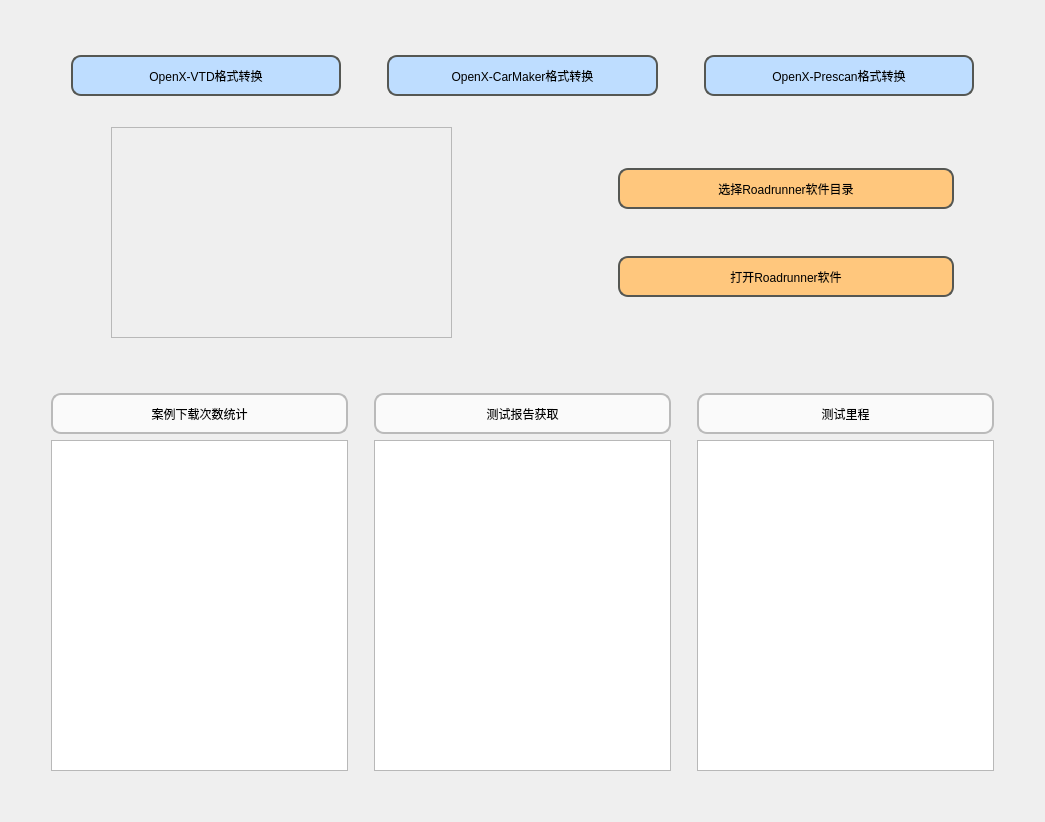
The window that OpenX/window/window_main.ui (iMustanga/OpenX_File_Change) describes before a commit, drawn with Qt 5.
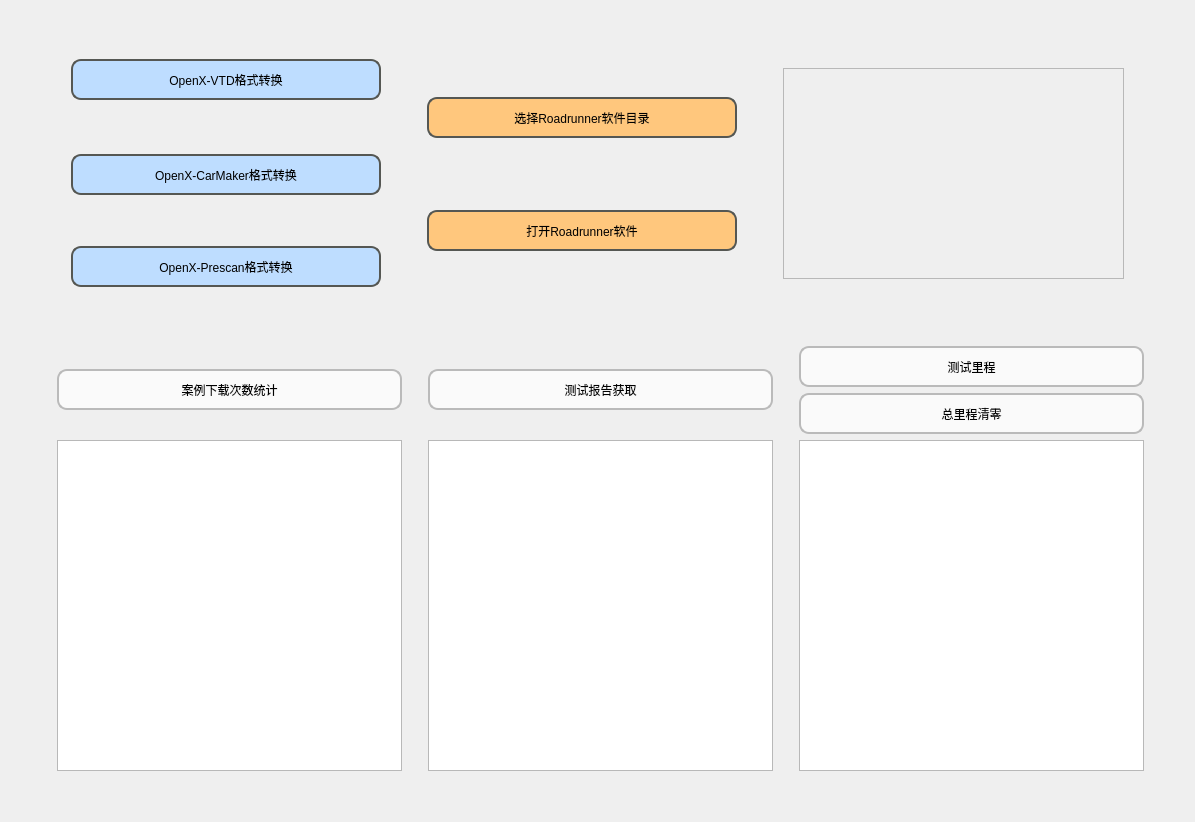
The same window after the commit. Icons and pictures are not drawn.

Commit message: Update main window

The edit to the form file:
```diff
--- a/OpenX/window/window_main.ui
+++ b/OpenX/window/window_main.ui
@@ -6,7 +6,7 @@
    <rect>
     <x>0</x>
     <y>0</y>
-    <width>1045</width>
+    <width>1195</width>
     <height>822</height>
    </rect>
   </property>
@@ -19,9 +19,9 @@
   <property name="windowTitle">
    <string>OpenX</string>
   </property>
-  <layout class="QGridLayout" name="gridLayout_3">
-   <item row="7" column="2">
-    <spacer name="horizontalSpacer_16">
+  <layout class="QGridLayout" name="gridLayout_2">
+   <item row="0" column="2" colspan="2">
+    <spacer name="horizontalSpacer_15">
      <property name="orientation">
       <enum>Qt::Horizontal</enum>
      </property>
@@ -33,153 +33,7 @@
      </property>
     </spacer>
    </item>
-   <item row="5" column="1">
-    <spacer name="verticalSpacer_3">
-     <property name="orientation">
-      <enum>Qt::Vertical</enum>
-     </property>
-     <property name="sizeHint" stdset="0">
-      <size>
-       <width>20</width>
-       <height>40</height>
-      </size>
-     </property>
-    </spacer>
-   </item>
-   <item row="6" column="2">
-    <layout class="QGridLayout" name="gridLayout_2">
-     <item row="0" column="0">
-      <widget class="QPushButton" name="case_down">
-       <property name="minimumSize">
-        <size>
-         <width>281</width>
-         <height>41</height>
-        </size>
-       </property>
-       <property name="styleSheet">
-        <string notr="true">QPushButton{
-border:2px solid rgb(186,186,186);
-background-color: rgb(250,250,250);
-border-radius:10px
-}
-QPushButton:hover{
-border:2px solid rgb(186,186,186);
-background-color: rgb(240, 240, 240);
-border-radius:10px;}
-QPushButton:pressed{
-border:2px solid rgb(186,186,186);
-background-color: rgb(211, 215, 207);
-border-radius:10px;
-}</string>
-       </property>
-       <property name="text">
-        <string>案例下载次数统计</string>
-       </property>
-      </widget>
-     </item>
-     <item row="0" column="4">
-      <widget class="QPushButton" name="range">
-       <property name="minimumSize">
-        <size>
-         <width>281</width>
-         <height>41</height>
-        </size>
-       </property>
-       <property name="styleSheet">
-        <string notr="true">QPushButton{
-border:2px solid rgb(186,186,186);
-background-color: rgb(250,250,250);
-border-radius:10px
-}
-QPushButton:hover{
-border:2px solid rgb(186,186,186);
-background-color: rgb(240, 240, 240);
-border-radius:10px;}
-QPushButton:pressed{
-border:2px solid rgb(186,186,186);
-background-color: rgb(211, 215, 207);
-border-radius:10px;
-}</string>
-       </property>
-       <property name="text">
-        <string>测试里程</string>
-       </property>
-      </widget>
-     </item>
-     <item row="2" column="0">
-      <widget class="QListWidget" name="case_download_show">
-       <property name="minimumSize">
-        <size>
-         <width>0</width>
-         <height>331</height>
-        </size>
-       </property>
-      </widget>
-     </item>
-     <item row="2" column="4">
-      <widget class="QListWidget" name="range_show"/>
-     </item>
-     <item row="0" column="2">
-      <widget class="QPushButton" name="report">
-       <property name="minimumSize">
-        <size>
-         <width>281</width>
-         <height>41</height>
-        </size>
-       </property>
-       <property name="styleSheet">
-        <string notr="true">QPushButton{
-border:2px solid rgb(186,186,186);
-background-color: rgb(250,250,250);
-border-radius:10px
-}
-QPushButton:hover{
-border:2px solid rgb(186,186,186);
-background-color: rgb(240, 240, 240);
-border-radius:10px;}
-QPushButton:pressed{
-border:2px solid rgb(186,186,186);
-background-color: rgb(211, 215, 207);
-border-radius:10px;
-}</string>
-       </property>
-       <property name="text">
-        <string>测试报告获取</string>
-       </property>
-      </widget>
-     </item>
-     <item row="2" column="2">
-      <widget class="QListWidget" name="report_show"/>
-     </item>
-     <item row="0" column="1">
-      <spacer name="verticalSpacer_7">
-       <property name="orientation">
-        <enum>Qt::Vertical</enum>
-       </property>
-       <property name="sizeHint" stdset="0">
-        <size>
-         <width>20</width>
-         <height>40</height>
-        </size>
-       </property>
-      </spacer>
-     </item>
-     <item row="0" column="3">
-      <spacer name="verticalSpacer_8">
-       <property name="orientation">
-        <enum>Qt::Vertical</enum>
-       </property>
-       <property name="sizeHint" stdset="0">
-        <size>
-         <width>20</width>
-         <height>40</height>
-        </size>
-       </property>
-      </spacer>
-     </item>
-    </layout>
-   </item>
-   <item row="4" column="1">
+   <item row="1" column="1">
     <spacer name="verticalSpacer_6">
      <property name="orientation">
       <enum>Qt::Vertical</enum>
@@ -192,21 +46,202 @@
      </property>
     </spacer>
    </item>
-   <item row="5" column="2">
-    <spacer name="horizontalSpacer_13">
-     <property name="orientation">
-      <enum>Qt::Horizontal</enum>
-     </property>
-     <property name="sizeHint" stdset="0">
-      <size>
-       <width>40</width>
-       <height>20</height>
-      </size>
-     </property>
-    </spacer>
-   </item>
-   <item row="4" column="2">
-    <layout class="QHBoxLayout" name="horizontalLayout_4" stretch="0,0,0,1,0,0,0,0,0,0,0,0,1,0,0">
+   <item row="1" column="2" colspan="2">
+    <layout class="QHBoxLayout" name="horizontalLayout">
+     <item>
+      <spacer name="verticalSpacer_12">
+       <property name="orientation">
+        <enum>Qt::Vertical</enum>
+       </property>
+       <property name="sizeHint" stdset="0">
+        <size>
+         <width>20</width>
+         <height>40</height>
+        </size>
+       </property>
+      </spacer>
+     </item>
+     <item>
+      <layout class="QVBoxLayout" name="verticalLayout">
+       <item>
+        <spacer name="horizontalSpacer_3">
+         <property name="orientation">
+          <enum>Qt::Horizontal</enum>
+         </property>
+         <property name="sizeHint" stdset="0">
+          <size>
+           <width>40</width>
+           <height>20</height>
+          </size>
+         </property>
+        </spacer>
+       </item>
+       <item>
+        <widget class="QPushButton" name="openx_vtd_change">
+         <property name="minimumSize">
+          <size>
+           <width>251</width>
+           <height>41</height>
+          </size>
+         </property>
+         <property name="styleSheet">
+          <string notr="true">QPushButton{
+border:2px solid rgb(85, 87, 83);
+background-color: rgb(190, 221, 255);
+border-radius:10px
+}
+QPushButton:hover{
+border:2px solid rgb(85, 87, 83);
+background-color: rgb(170, 200, 230);
+border-radius:10px;
+}
+QPushButton:pressed{
+border:2px solid rgb(85, 87, 83);
+background-color: rgb(138, 164, 193);
+border-radius:10px;
+}</string>
+         </property>
+         <property name="text">
+          <string>OpenX-VTD格式转换</string>
+         </property>
+         <property name="default">
+          <bool>false</bool>
+         </property>
+         <property name="flat">
+          <bool>false</bool>
+         </property>
+        </widget>
+       </item>
+       <item>
+        <spacer name="horizontalSpacer">
+         <property name="orientation">
+          <enum>Qt::Horizontal</enum>
+         </property>
+         <property name="sizeHint" stdset="0">
+          <size>
+           <width>40</width>
+           <height>20</height>
+          </size>
+         </property>
+        </spacer>
+       </item>
+       <item>
+        <spacer name="horizontalSpacer_14">
+         <property name="orientation">
+          <enum>Qt::Horizontal</enum>
+         </property>
+         <property name="sizeHint" stdset="0">
+          <size>
+           <width>40</width>
+           <height>20</height>
+          </size>
+         </property>
+        </spacer>
+       </item>
+       <item>
+        <widget class="QPushButton" name="openx_carmaker_change">
+         <property name="minimumSize">
+          <size>
+           <width>251</width>
+           <height>41</height>
+          </size>
+         </property>
+         <property name="styleSheet">
+          <string notr="true">QPushButton{
+border:2px solid rgb(85, 87, 83);
+background-color: rgb(190, 221, 255);
+border-radius:10px
+}
+QPushButton:hover{
+border:2px solid rgb(85, 87, 83);
+background-color: rgb(170, 200, 230);
+border-radius:10px;
+}
+QPushButton:pressed{
+border:2px solid rgb(85, 87, 83);
+background-color: rgb(138, 164, 193);
+border-radius:10px;
+}</string>
+         </property>
+         <property name="text">
+          <string>OpenX-CarMaker格式转换</string>
+         </property>
+        </widget>
+       </item>
+       <item>
+        <spacer name="horizontalSpacer_2">
+         <property name="orientation">
+          <enum>Qt::Horizontal</enum>
+         </property>
+         <property name="sizeHint" stdset="0">
+          <size>
+           <width>40</width>
+           <height>20</height>
+          </size>
+         </property>
+        </spacer>
+       </item>
+       <item>
+        <spacer name="horizontalSpacer_18">
+         <property name="orientation">
+          <enum>Qt::Horizontal</enum>
+         </property>
+         <property name="sizeHint" stdset="0">
+          <size>
+           <width>37</width>
+           <height>17</height>
+          </size>
+         </property>
+        </spacer>
+       </item>
+       <item>
+        <widget class="QPushButton" name="openx_prescan_change">
+         <property name="minimumSize">
+          <size>
+           <width>251</width>
+           <height>41</height>
+          </size>
+         </property>
+         <property name="toolTip">
+          <string>&lt;html&gt;&lt;head/&gt;&lt;body&gt;&lt;p&gt;&lt;br/&gt;&lt;/p&gt;&lt;/body&gt;&lt;/html&gt;</string>
+         </property>
+         <property name="styleSheet">
+          <string notr="true">QPushButton{
+border:2px solid rgb(85, 87, 83);
+background-color: rgb(190, 221, 255);
+border-radius:10px
+}
+QPushButton:hover{
+border:2px solid rgb(85, 87, 83);
+background-color: rgb(170, 200, 230);
+border-radius:10px;
+}
+QPushButton:pressed{
+border:2px solid rgb(85, 87, 83);
+background-color: rgb(138, 164, 193);
+border-radius:10px;
+}</string>
+         </property>
+         <property name="text">
+          <string>OpenX-Prescan格式转换</string>
+         </property>
+        </widget>
+       </item>
+       <item>
+        <spacer name="horizontalSpacer_5">
+         <property name="orientation">
+          <enum>Qt::Horizontal</enum>
+         </property>
+         <property name="sizeHint" stdset="0">
+          <size>
+           <width>40</width>
+           <height>20</height>
+          </size>
+         </property>
+        </spacer>
+       </item>
+      </layout>
+     </item>
      <item>
       <spacer name="verticalSpacer_9">
        <property name="orientation">
@@ -220,19 +255,6 @@
        </property>
       </spacer>
      </item>
-     <item>
-      <spacer name="verticalSpacer_14">
-       <property name="orientation">
-        <enum>Qt::Vertical</enum>
-       </property>
-       <property name="sizeHint" stdset="0">
-        <size>
-         <width>20</width>
-         <height>40</height>
-        </size>
-       </property>
-      </spacer>
-     </item>
      <item>
       <spacer name="verticalSpacer_13">
        <property name="orientation">
@@ -246,6 +268,188 @@
        </property>
       </spacer>
      </item>
+     <item>
+      <layout class="QVBoxLayout" name="verticalLayout_2">
+       <item>
+        <spacer name="horizontalSpacer_10">
+         <property name="orientation">
+          <enum>Qt::Horizontal</enum>
+         </property>
+         <property name="sizeHint" stdset="0">
+          <size>
+           <width>40</width>
+           <height>20</height>
+          </size>
+         </property>
+        </spacer>
+       </item>
+       <item>
+        <spacer name="horizontalSpacer_6">
+         <property name="orientation">
+          <enum>Qt::Horizontal</enum>
+         </property>
+         <property name="sizeHint" stdset="0">
+          <size>
+           <width>40</width>
+           <height>20</height>
+          </size>
+         </property>
+        </spacer>
+       </item>
+       <item>
+        <widget class="QPushButton" name="select_software_dir">
+         <property name="minimumSize">
+          <size>
+           <width>241</width>
+           <height>41</height>
+          </size>
+         </property>
+         <property name="maximumSize">
+          <size>
+           <width>16777215</width>
+           <height>16777215</height>
+          </size>
+         </property>
+         <property name="styleSheet">
+          <string notr="true">QPushButton{
+border:2px solid rgb(85, 87, 83);
+background-color: rgb(255, 199, 125);
+border-radius:10px
+}
+QPushButton:hover{
+border:2px solid rgb(85, 87, 83);
+background-color: rgb(230, 175, 80);
+border-radius:10px;
+}
+QPushButton:pressed{
+border:2px solid rgb(85, 87, 83);
+background-color: rgb(193, 125, 17);
+border-radius:10px;
+}
+</string>
+         </property>
+         <property name="text">
+          <string>选择Roadrunner软件目录</string>
+         </property>
+        </widget>
+       </item>
+       <item>
+        <spacer name="horizontalSpacer_9">
+         <property name="orientation">
+          <enum>Qt::Horizontal</enum>
+         </property>
+         <property name="sizeHint" stdset="0">
+          <size>
+           <width>40</width>
+           <height>20</height>
+          </size>
+         </property>
+        </spacer>
+       </item>
+       <item>
+        <spacer name="horizontalSpacer_7">
+         <property name="orientation">
+          <enum>Qt::Horizontal</enum>
+         </property>
+         <property name="sizeHint" stdset="0">
+          <size>
+           <width>40</width>
+           <height>20</height>
+          </size>
+         </property>
+        </spacer>
+       </item>
+       <item>
+        <widget class="QPushButton" name="open_software">
+         <property name="minimumSize">
+          <size>
+           <width>241</width>
+           <height>41</height>
+          </size>
+         </property>
+         <property name="maximumSize">
+          <size>
+           <width>16777215</width>
+           <height>16777215</height>
+          </size>
+         </property>
+         <property name="styleSheet">
+          <string notr="true">QPushButton{
+border:2px solid rgb(85, 87, 83);
+background-color: rgb(255, 199, 125);
+border-radius:10px
+}
+QPushButton:hover{
+border:2px solid rgb(85, 87, 83);
+background-color: rgb(230, 175, 80);
+border-radius:10px;
+}
+QPushButton:pressed{
+border:2px solid rgb(85, 87, 83);
+background-color: rgb(193, 125, 17);
+border-radius:10px;
+}
+</string>
+         </property>
+         <property name="text">
+          <string>打开Roadrunner软件</string>
+         </property>
+        </widget>
+       </item>
+       <item>
+        <spacer name="horizontalSpacer_11">
+         <property name="orientation">
+          <enum>Qt::Horizontal</enum>
+         </property>
+         <property name="sizeHint" stdset="0">
+          <size>
+           <width>40</width>
+           <height>20</height>
+          </size>
+         </property>
+        </spacer>
+       </item>
+       <item>
+        <spacer name="horizontalSpacer_8">
+         <property name="orientation">
+          <enum>Qt::Horizontal</enum>
+         </property>
+         <property name="sizeHint" stdset="0">
+          <size>
+           <width>40</width>
+           <height>20</height>
+          </size>
+         </property>
+        </spacer>
+       </item>
+      </layout>
+     </item>
+     <item>
+      <spacer name="verticalSpacer_10">
+       <property name="orientation">
+        <enum>Qt::Vertical</enum>
+       </property>
+       <property name="sizeHint" stdset="0">
+        <size>
+         <width>20</width>
+         <height>40</height>
+        </size>
+       </property>
+      </spacer>
+     </item>
+     <item>
+      <spacer name="verticalSpacer_14">
+       <property name="orientation">
+        <enum>Qt::Vertical</enum>
+       </property>
+       <property name="sizeHint" stdset="0">
+        <size>
+         <width>20</width>
+         <height>40</height>
+        </size>
+       </property>
+      </spacer>
+     </item>
      <item>
       <widget class="QFrame" name="frame_3">
        <property name="enabled">
@@ -293,97 +497,6 @@
        </property>
       </widget>
      </item>
-     <item>
-      <spacer name="verticalSpacer_10">
-       <property name="orientation">
-        <enum>Qt::Vertical</enum>
-       </property>
-       <property name="sizeHint" stdset="0">
-        <size>
-         <width>20</width>
-         <height>40</height>
-        </size>
-       </property>
-      </spacer>
-     </item>
-     <item>
-      <spacer name="verticalSpacer_17">
-       <property name="orientation">
-        <enum>Qt::Vertical</enum>
-       </property>
-       <property name="sizeHint" stdset="0">
-        <size>
-         <width>20</width>
-         <height>40</height>
-        </size>
-       </property>
-      </spacer>
-     </item>
-     <item>
-      <spacer name="verticalSpacer_19">
-       <property name="orientation">
-        <enum>Qt::Vertical</enum>
-       </property>
-       <property name="sizeHint" stdset="0">
-        <size>
-         <width>20</width>
-         <height>40</height>
-        </size>
-       </property>
-      </spacer>
-     </item>
-     <item>
-      <spacer name="verticalSpacer_12">
-       <property name="orientation">
-        <enum>Qt::Vertical</enum>
-       </property>
-       <property name="sizeHint" stdset="0">
-        <size>
-         <width>20</width>
-         <height>40</height>
-        </size>
-       </property>
-      </spacer>
-     </item>
-     <item>
-      <spacer name="verticalSpacer_26">
-       <property name="orientation">
-        <enum>Qt::Vertical</enum>
-       </property>
-       <property name="sizeHint" stdset="0">
-        <size>
-         <width>20</width>
-         <height>40</height>
-        </size>
-       </property>
-      </spacer>
-     </item>
-     <item>
-      <spacer name="verticalSpacer_18">
-       <property name="orientation">
-        <enum>Qt::Vertical</enum>
-       </property>
-       <property name="sizeHint" stdset="0">
-        <size>
-         <width>20</width>
-         <height>40</height>
-        </size>
-       </property>
-      </spacer>
-     </item>
-     <item>
-      <spacer name="verticalSpacer_27">
-       <property name="orientation">
-        <enum>Qt::Vertical</enum>
-       </property>
-       <property name="sizeHint" stdset="0">
-        <size>
-         <width>20</width>
-         <height>40</height>
-        </size>
-       </property>
-      </spacer>
-     </item>
      <item>
       <spacer name="verticalSpacer_11">
        <property name="orientation">
@@ -397,165 +510,201 @@
        </property>
       </spacer>
      </item>
-     <item>
-      <layout class="QVBoxLayout" name="verticalLayout_2">
+    </layout>
+   </item>
+   <item row="2" column="1" rowspan="2">
+    <spacer name="verticalSpacer_3">
+     <property name="orientation">
+      <enum>Qt::Vertical</enum>
+     </property>
+     <property name="sizeHint" stdset="0">
+      <size>
+       <width>20</width>
+       <height>40</height>
+      </size>
+     </property>
+    </spacer>
+   </item>
+   <item row="2" column="2" rowspan="2" colspan="2">
+    <spacer name="horizontalSpacer_13">
+     <property name="orientation">
+      <enum>Qt::Horizontal</enum>
+     </property>
+     <property name="sizeHint" stdset="0">
+      <size>
+       <width>40</width>
+       <height>20</height>
+      </size>
+     </property>
+    </spacer>
+   </item>
+   <item row="3" column="3" rowspan="2">
+    <layout class="QGridLayout" name="gridLayout">
+     <item row="0" column="0">
+      <widget class="QPushButton" name="case_down">
+       <property name="minimumSize">
+        <size>
+         <width>281</width>
+         <height>41</height>
+        </size>
+       </property>
+       <property name="styleSheet">
+        <string notr="true">QPushButton{
+border:2px solid rgb(186,186,186);
+background-color: rgb(250,250,250);
+border-radius:10px
+}
+QPushButton:hover{
+border:2px solid rgb(186,186,186);
+background-color: rgb(240, 240, 240);
+border-radius:10px;}
+QPushButton:pressed{
+border:2px solid rgb(186,186,186);
+background-color: rgb(211, 215, 207);
+border-radius:10px;
+}</string>
+       </property>
+       <property name="text">
+        <string>案例下载次数统计</string>
+       </property>
+      </widget>
+     </item>
+     <item row="0" column="1">
+      <spacer name="verticalSpacer_7">
+       <property name="orientation">
+        <enum>Qt::Vertical</enum>
+       </property>
+       <property name="sizeHint" stdset="0">
+        <size>
+         <width>20</width>
+         <height>40</height>
+        </size>
+       </property>
+      </spacer>
+     </item>
+     <item row="0" column="2">
+      <widget class="QPushButton" name="report">
+       <property name="minimumSize">
+        <size>
+         <width>281</width>
+         <height>41</height>
+        </size>
+       </property>
+       <property name="styleSheet">
+        <string notr="true">QPushButton{
+border:2px solid rgb(186,186,186);
+background-color: rgb(250,250,250);
+border-radius:10px
+}
+QPushButton:hover{
+border:2px solid rgb(186,186,186);
+background-color: rgb(240, 240, 240);
+border-radius:10px;}
+QPushButton:pressed{
+border:2px solid rgb(186,186,186);
+background-color: rgb(211, 215, 207);
+border-radius:10px;
+}</string>
+       </property>
+       <property name="text">
+        <string>测试报告获取</string>
+       </property>
+      </widget>
+     </item>
+     <item row="0" column="3">
+      <spacer name="verticalSpacer_8">
+       <property name="orientation">
+        <enum>Qt::Vertical</enum>
+       </property>
+       <property name="sizeHint" stdset="0">
+        <size>
+         <width>20</width>
+         <height>40</height>
+        </size>
+       </property>
+      </spacer>
+     </item>
+     <item row="0" column="4">
+      <layout class="QVBoxLayout" name="verticalLayout_3">
        <item>
-        <widget class="QPushButton" name="select_software_dir">
+        <widget class="QPushButton" name="range">
          <property name="minimumSize">
           <size>
-           <width>241</width>
-           <height>41</height>
-          </size>
-         </property>
-         <property name="maximumSize">
-          <size>
-           <width>482</width>
+           <width>281</width>
            <height>41</height>
           </size>
          </property>
          <property name="styleSheet">
           <string notr="true">QPushButton{
-border:2px solid rgb(85, 87, 83);
-background-color: rgb(255, 199, 125);
+border:2px solid rgb(186,186,186);
+background-color: rgb(250,250,250);
 border-radius:10px
 }
 QPushButton:hover{
-border:2px solid rgb(85, 87, 83);
-background-color: rgb(230, 175, 80);
-border-radius:10px;
-}
+border:2px solid rgb(186,186,186);
+background-color: rgb(240, 240, 240);
+border-radius:10px;}
 QPushButton:pressed{
-border:2px solid rgb(85, 87, 83);
-background-color: rgb(193, 125, 17);
+border:2px solid rgb(186,186,186);
+background-color: rgb(211, 215, 207);
 border-radius:10px;
-}
-</string>
+}</string>
          </property>
          <property name="text">
-          <string>选择Roadrunner软件目录</string>
+          <string>测试里程</string>
          </property>
         </widget>
        </item>
        <item>
-        <widget class="QPushButton" name="open_software">
+        <widget class="QPushButton" name="range_zero">
          <property name="minimumSize">
           <size>
-           <width>241</width>
-           <height>41</height>
-          </size>
-         </property>
-         <property name="maximumSize">
-          <size>
-           <width>482</width>
+           <width>281</width>
            <height>41</height>
           </size>
          </property>
          <property name="styleSheet">
           <string notr="true">QPushButton{
-border:2px solid rgb(85, 87, 83);
-background-color: rgb(255, 199, 125);
+border:2px solid rgb(186,186,186);
+background-color: rgb(250,250,250);
 border-radius:10px
 }
 QPushButton:hover{
-border:2px solid rgb(85, 87, 83);
-background-color: rgb(230, 175, 80);
-border-radius:10px;
-}
+border:2px solid rgb(186,186,186);
+background-color: rgb(240, 240, 240);
+border-radius:10px;}
 QPushButton:pressed{
-border:2px solid rgb(85, 87, 83);
-background-color: rgb(193, 125, 17);
+border:2px solid rgb(186,186,186);
+background-color: rgb(211, 215, 207);
 border-radius:10px;
-}
-</string>
+}</string>
          </property>
          <property name="text">
-          <string>打开Roadrunner软件</string>
+          <string>总里程清零</string>
          </property>
         </widget>
        </item>
       </layout>
      </item>
-     <item>
-      <spacer name="verticalSpacer_16">
-       <property name="orientation">
-        <enum>Qt::Vertical</enum>
-       </property>
-       <property name="sizeHint" stdset="0">
+     <item row="1" column="0">
+      <widget class="QListWidget" name="case_download_show">
+       <property name="minimumSize">
         <size>
-         <width>20</width>
-         <height>40</height>
+         <width>0</width>
+         <height>331</height>
         </size>
        </property>
-      </spacer>
+      </widget>
      </item>
-     <item>
-      <spacer name="verticalSpacer_15">
-       <property name="orientation">
-        <enum>Qt::Vertical</enum>
-       </property>
-       <property name="sizeHint" stdset="0">
-        <size>
-         <width>20</width>
-         <height>40</height>
-        </size>
-       </property>
-      </spacer>
+     <item row="1" column="2">
+      <widget class="QListWidget" name="report_show"/>
+     </item>
+     <item row="1" column="4">
+      <widget class="QListWidget" name="range_show"/>
      </item>
     </layout>
    </item>
-   <item row="8" column="2">
-    <spacer name="horizontalSpacer_17">
-     <property name="orientation">
-      <enum>Qt::Horizontal</enum>
-     </property>
-     <property name="sizeHint" stdset="0">
-      <size>
-       <width>40</width>
-       <height>20</height>
-      </size>
-     </property>
-    </spacer>
-   </item>
-   <item row="6" column="4">
-    <spacer name="verticalSpacer_5">
-     <property name="orientation">
-      <enum>Qt::Vertical</enum>
-     </property>
-     <property name="sizeHint" stdset="0">
-      <size>
-       <width>20</width>
-       <height>40</height>
-      </size>
-     </property>
-    </spacer>
-   </item>
-   <item row="6" column="3">
-    <spacer name="verticalSpacer_2">
-     <property name="orientation">
-      <enum>Qt::Vertical</enum>
-     </property>
-     <property name="sizeHint" stdset="0">
-      <size>
-       <width>20</width>
-       <height>40</height>
-      </size>
-     </property>
-    </spacer>
-   </item>
-   <item row="3" column="2">
-    <spacer name="horizontalSpacer_14">
-     <property name="orientation">
-      <enum>Qt::Horizontal</enum>
-     </property>
-     <property name="sizeHint" stdset="0">
-      <size>
-       <width>40</width>
-       <height>20</height>
-      </size>
-     </property>
-    </spacer>
-   </item>
-   <item row="6" column="0">
+   <item row="4" column="0">
     <spacer name="verticalSpacer_4">
      <property name="orientation">
       <enum>Qt::Vertical</enum>
@@ -568,188 +717,7 @@
      </property>
     </spacer>
    </item>
-   <item row="2" column="2">
-    <layout class="QHBoxLayout" name="horizontalLayout_3">
-     <item>
-      <spacer name="verticalSpacer_20">
-       <property name="orientation">
-        <enum>Qt::Vertical</enum>
-       </property>
-       <property name="sizeHint" stdset="0">
-        <size>
-         <width>20</width>
-         <height>40</height>
-        </size>
-       </property>
-      </spacer>
-     </item>
-     <item>
-      <widget class="QPushButton" name="openx_vtd_change">
-       <property name="minimumSize">
-        <size>
-         <width>251</width>
-         <height>41</height>
-        </size>
-       </property>
-       <property name="styleSheet">
-        <string notr="true">QPushButton{
-border:2px solid rgb(85, 87, 83);
-background-color: rgb(190, 221, 255);
-border-radius:10px
-}
-QPushButton:hover{
-border:2px solid rgb(85, 87, 83);
-background-color: rgb(170, 200, 230);
-border-radius:10px;
-}
-QPushButton:pressed{
-border:2px solid rgb(85, 87, 83);
-background-color: rgb(138, 164, 193);
-border-radius:10px;
-}</string>
-       </property>
-       <property name="text">
-        <string>OpenX-VTD格式转换</string>
-       </property>
-       <property name="default">
-        <bool>false</bool>
-       </property>
-       <property name="flat">
-        <bool>false</bool>
-       </property>
-      </widget>
-     </item>
-     <item>
-      <spacer name="verticalSpacer_21">
-       <property name="orientation">
-        <enum>Qt::Vertical</enum>
-       </property>
-       <property name="sizeHint" stdset="0">
-        <size>
-         <width>20</width>
-         <height>40</height>
-        </size>
-       </property>
-      </spacer>
-     </item>
-     <item>
-      <spacer name="verticalSpacer_24">
-       <property name="orientation">
-        <enum>Qt::Vertical</enum>
-       </property>
-       <property name="sizeHint" stdset="0">
-        <size>
-         <width>20</width>
-         <height>40</height>
-        </size>
-       </property>
-      </spacer>
-     </item>
-     <item>
-      <widget class="QPushButton" name="openx_carmaker_change">
-       <property name="minimumSize">
-        <size>
-         <width>251</width>
-         <height>41</height>
-        </size>
-       </property>
-       <property name="styleSheet">
-        <string notr="true">QPushButton{
-border:2px solid rgb(85, 87, 83);
-background-color: rgb(190, 221, 255);
-border-radius:10px
-}
-QPushButton:hover{
-border:2px solid rgb(85, 87, 83);
-background-color: rgb(170, 200, 230);
-border-radius:10px;
-}
-QPushButton:pressed{
-border:2px solid rgb(85, 87, 83);
-background-color: rgb(138, 164, 193);
-border-radius:10px;
-}</string>
-       </property>
-       <property name="text">
-        <string>OpenX-CarMaker格式转换</string>
-       </property>
-      </widget>
-     </item>
-     <item>
-      <spacer name="verticalSpacer_22">
-       <property name="orientation">
-        <enum>Qt::Vertical</enum>
-       </property>
-       <property name="sizeHint" stdset="0">
-        <size>
-         <width>20</width>
-         <height>40</height>
-        </size>
-       </property>
-      </spacer>
-     </item>
-     <item>
-      <spacer name="verticalSpacer_25">
-       <property name="orientation">
-        <enum>Qt::Vertical</enum>
-       </property>
-       <property name="sizeHint" stdset="0">
-        <size>
-         <width>20</width>
-         <height>40</height>
-        </size>
-       </property>
-      </spacer>
-     </item>
-     <item>
-      <widget class="QPushButton" name="openx_prescan_change">
-       <property name="minimumSize">
-        <size>
-         <width>251</width>
-         <height>41</height>
-        </size>
-       </property>
-       <property name="toolTip">
-        <string>&lt;html&gt;&lt;head/&gt;&lt;body&gt;&lt;p&gt;&lt;br/&gt;&lt;/p&gt;&lt;/body&gt;&lt;/html&gt;</string>
-       </property>
-       <property name="styleSheet">
-        <string notr="true">QPushButton{
-border:2px solid rgb(85, 87, 83);
-background-color: rgb(190, 221, 255);
-border-radius:10px
-}
-QPushButton:hover{
-border:2px solid rgb(85, 87, 83);
-background-color: rgb(170, 200, 230);
-border-radius:10px;
-}
-QPushButton:pressed{
-border:2px solid rgb(85, 87, 83);
-background-color: rgb(138, 164, 193);
-border-radius:10px;
-}</string>
-       </property>
-       <property name="text">
-        <string>OpenX-Prescan格式转换</string>
-       </property>
-      </widget>
-     </item>
-     <item>
-      <spacer name="verticalSpacer_23">
-       <property name="orientation">
-        <enum>Qt::Vertical</enum>
-       </property>
-       <property name="sizeHint" stdset="0">
-        <size>
-         <width>20</width>
-         <height>40</height>
-        </size>
-       </property>
-      </spacer>
-     </item>
-    </layout>
-   </item>
-   <item row="6" column="1">
+   <item row="4" column="1">
     <spacer name="verticalSpacer">
      <property name="orientation">
       <enum>Qt::Vertical</enum>
@@ -762,8 +730,34 @@
      </property>
     </spacer>
    </item>
-   <item row="1" column="2">
-    <spacer name="horizontalSpacer_15">
+   <item row="4" column="4">
+    <spacer name="verticalSpacer_2">
+     <property name="orientation">
+      <enum>Qt::Vertical</enum>
+     </property>
+     <property name="sizeHint" stdset="0">
+      <size>
+       <width>20</width>
+       <height>40</height>
+      </size>
+     </property>
+    </spacer>
+   </item>
+   <item row="4" column="5">
+    <spacer name="verticalSpacer_5">
+     <property name="orientation">
+      <enum>Qt::Vertical</enum>
+     </property>
+     <property name="sizeHint" stdset="0">
+      <size>
+       <width>20</width>
+       <height>40</height>
+      </size>
+     </property>
+    </spacer>
+   </item>
+   <item row="5" column="2" colspan="2">
+    <spacer name="horizontalSpacer_16">
      <property name="orientation">
       <enum>Qt::Horizontal</enum>
      </property>
@@ -775,8 +769,8 @@
      </property>
     </spacer>
    </item>
-   <item row="0" column="2">
-    <spacer name="horizontalSpacer_4">
+   <item row="6" column="2" colspan="2">
+    <spacer name="horizontalSpacer_17">
      <property name="orientation">
       <enum>Qt::Horizontal</enum>
      </property>
```
The commit also changes 1 other file.
